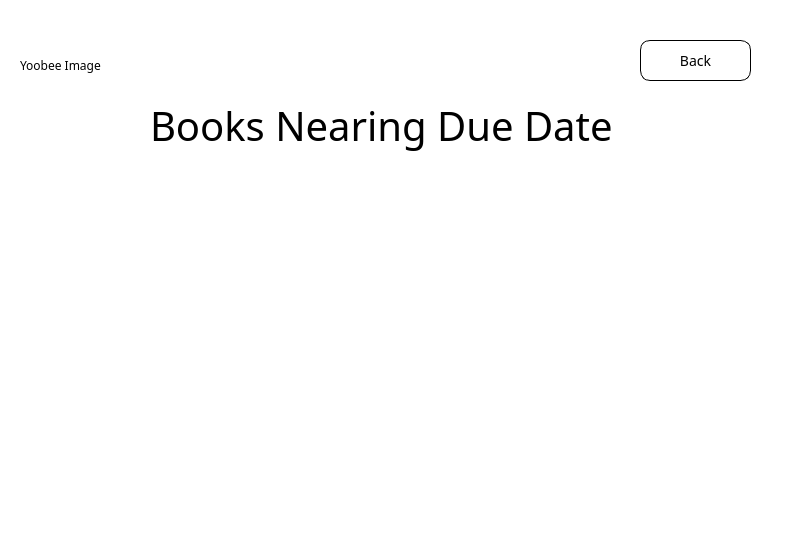
The window that NewWindowChur/admindue.ui (jandrealyn/LibraryQtSystem) describes before a commit, drawn with Qt 5.
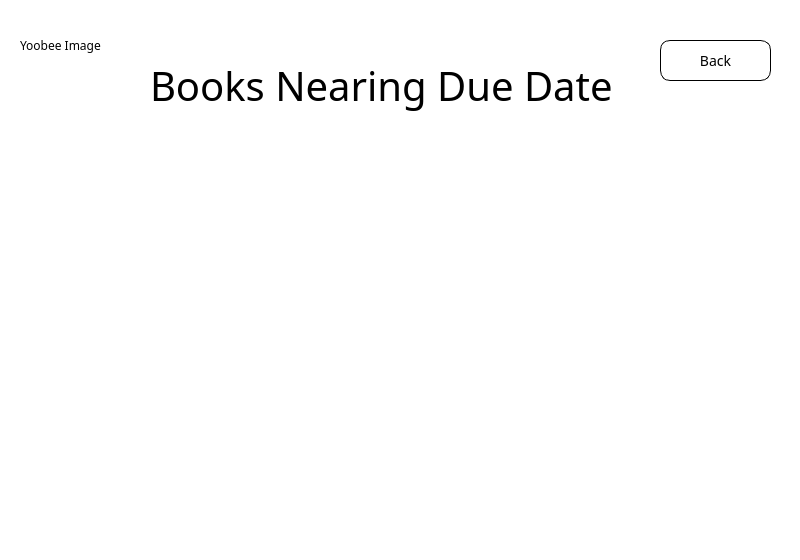
The same window after the commit.

```diff
--- a/NewWindowChur/admindue.ui
+++ b/NewWindowChur/admindue.ui
@@ -55,7 +55,7 @@
     <property name="geometry">
      <rect>
       <x>150</x>
-      <y>90</y>
+      <y>50</y>
       <width>481</width>
       <height>71</height>
      </rect>
@@ -74,7 +74,7 @@
    <widget class="QPushButton" name="back">
     <property name="geometry">
      <rect>
-      <x>640</x>
+      <x>660</x>
       <y>40</y>
       <width>111</width>
       <height>41</height>
@@ -105,13 +105,23 @@
       <x>20</x>
       <y>10</y>
       <width>181</width>
-      <height>111</height>
+      <height>71</height>
      </rect>
     </property>
     <property name="text">
      <string>Yoobee Image</string>
     </property>
    </widget>
+   <widget class="QTableWidget" name="adminDue">
+    <property name="geometry">
+     <rect>
+      <x>60</x>
+      <y>150</y>
+      <width>651</width>
+      <height>381</height>
+     </rect>
+    </property>
+   </widget>
    <zorder>back</zorder>
    <zorder>img</zorder>
    <zorder>label</zorder>
```
Left out of the diff: 1 changed line with no effect on the pictures.
